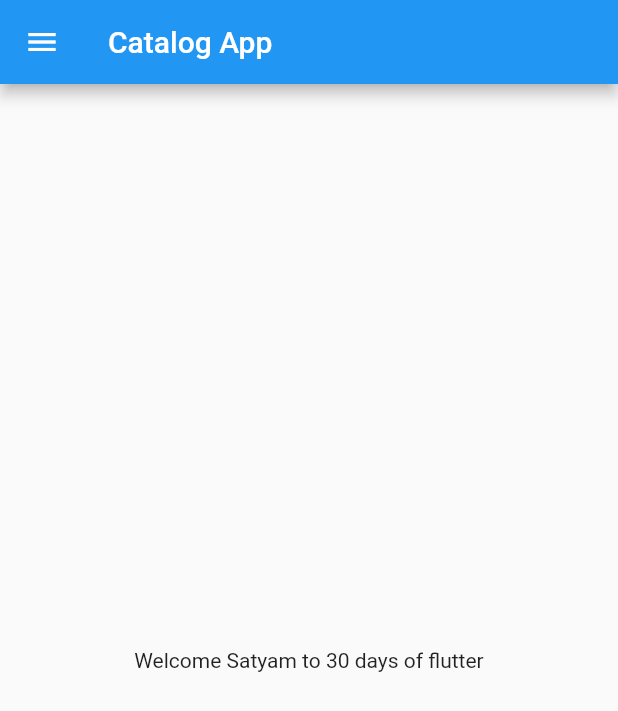
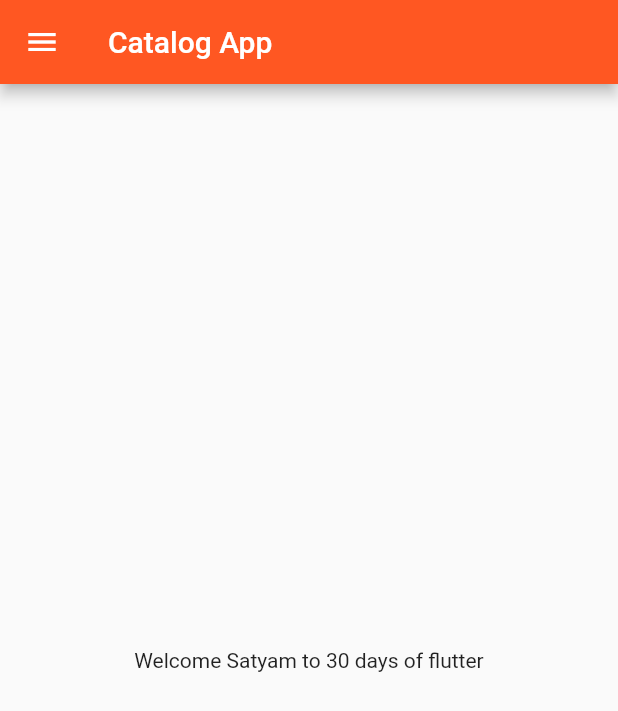
Before and after one commit to Satyam84624/Flutter1_App, a Flutter app: the screen it shows after launch, on a phone screen of 412 x 824 dp. Shown: the top 711 px of the screen. Run offline on Flutter 3.47's test engine with Material 2 defaults, Android fonts, the phone set to English and light mode, and no system bars.

Commit message:
day 3 completed

```diff
--- a/lib/main.dart
+++ b/lib/main.dart
@@ -1,5 +1,6 @@
 import 'package:flutter/material.dart';
-import 'package:flutter_application_1/home_page.dart';
+import 'package:flutter_application_1/pages/home_page.dart';
+import 'package:flutter_application_1/pages/login_page.dart';
 
 void main() {
   runApp(MyApp());
@@ -10,6 +11,18 @@ class MyApp extends StatelessWidget {
 
   @override
   Widget build(BuildContext context) {
-    return MaterialApp(home: Homepage());
+    return MaterialApp(
+      themeMode: ThemeMode.light,
+      theme: ThemeData(primarySwatch: Colors.deepOrange),
+      darkTheme: ThemeData(
+        brightness: Brightness.dark
+      ),
+      initialRoute: "/home",
+      routes: {
+        "/" : (context) => LoginPage(),
+        "/home" : (context) =>Homepage(),
+        "/login" : (context) =>LoginPage()
+      },
+      );
   }
 }
```
Also changed, not shown: lib/pages/login_page.dart (added, +23 -0 lines), lib/pages/home_page.dart (renamed from lib/home_page.dart).
